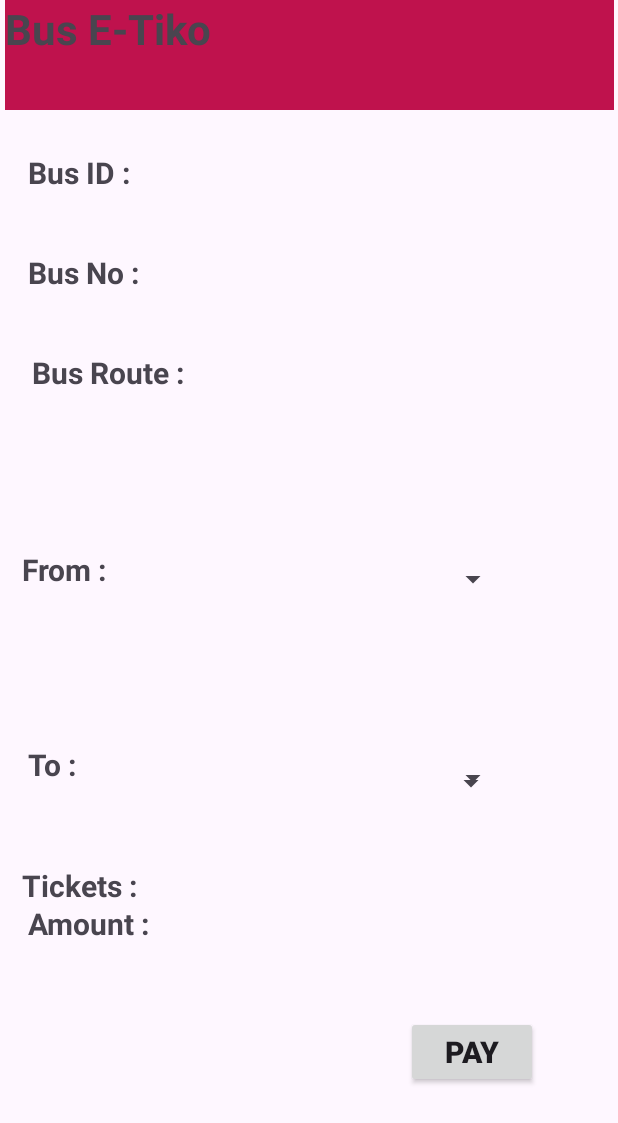
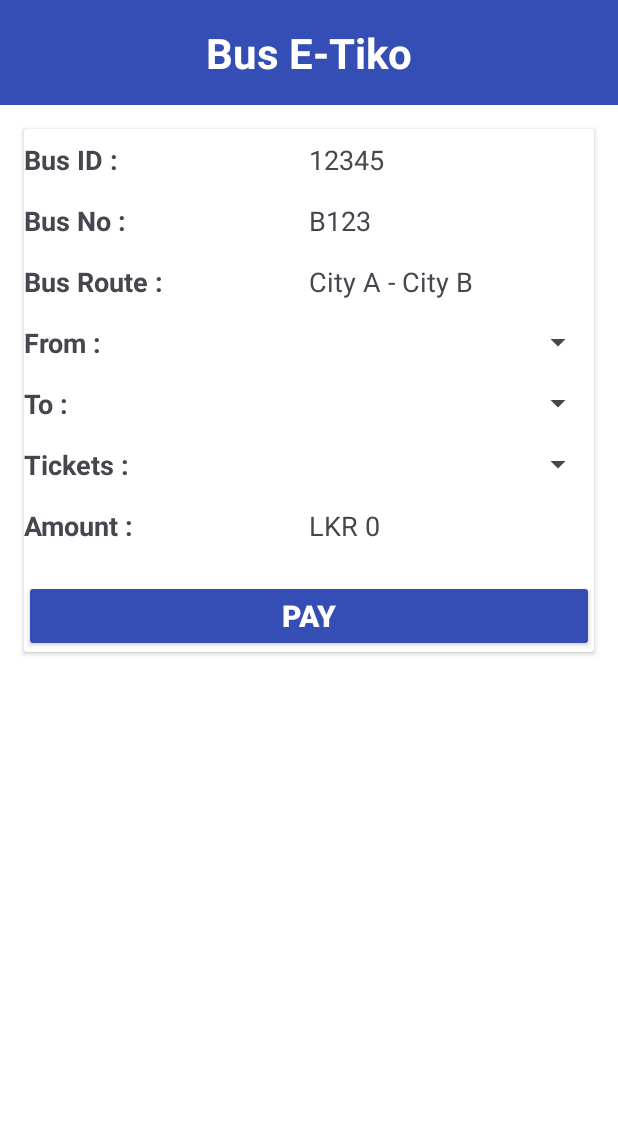
Before and after one commit to YunethWithanachchi/E-Ticket-System, an Android app: the TicketController screen opened directly, with no data from a screen before it, on a phone screen of 412 x 824 dp. Shown: the top 1123 px of the screen. Run offline under Robolectric (Android 15) with nearby library versions, the phone set to English and light mode, and no system bars.

Commit message:
before viva

```diff
--- a/app/src/main/java/com/example/busetiko/controller/WalletController.kt
+++ b/app/src/main/java/com/example/busetiko/controller/WalletController.kt
@@ -26,7 +26,7 @@ class WalletController :Activity() {
             finish()
             return
         }
-        val balance = db.getUserWalletBalance("U001")
+        val balance = db.getUserWalletBalance(userId)
         balanceTxt.text = balance.toString()
 
         findViewById<Button>(R.id.rechargeBtn).setOnClickListener{
--- a/app/src/main/res/layout/ticket.xml
+++ b/app/src/main/res/layout/ticket.xml
@@ -1,274 +1,228 @@
 <?xml version="1.0" encoding="utf-8"?>
-<androidx.constraintlayout.widget.ConstraintLayout xmlns:android="http://schemas.android.com/apk/res/android"
+<androidx.constraintlayout.widget.ConstraintLayout
+    xmlns:android="http://schemas.android.com/apk/res/android"
     xmlns:app="http://schemas.android.com/apk/res-auto"
     xmlns:tools="http://schemas.android.com/tools"
     android:layout_width="match_parent"
     android:layout_height="match_parent"
-    tools:context=".controller.TicketController"
-    tools:layout_editor_absoluteX="0dp"
-    tools:layout_editor_absoluteY="19dp">
+    android:background="#FFFFFF"
+    tools:context=".controller.TicketController">
 
-    <View
-        android:id="@+id/view"
-        android:layout_width="413dp"
-        android:layout_height="222dp"
-        android:layout_marginTop="3dp"
-        app:layout_constraintBottom_toBottomOf="parent"
+    <!-- Header -->
+    <TextView
+        android:id="@+id/headerTxt"
+        android:layout_width="0dp"
+        android:layout_height="wrap_content"
+        android:text="Bus E-Tiko"
+        android:textSize="28sp"
+        android:textStyle="bold"
+        android:textColor="#FFFFFF"
+        android:gravity="center"
+        android:background="#354eb5"
+        android:padding="16dp"
+        app:layout_constraintTop_toTopOf="parent"
+        app:layout_constraintStart_toStartOf="parent"
+        app:layout_constraintEnd_toEndOf="parent"/>
+
+    <!-- Ticket Details Card -->
+    <androidx.cardview.widget.CardView
+        android:id="@+id/ticketCard"
+        android:layout_width="0dp"
+        android:layout_height="wrap_content"
+        android:layout_margin="16dp"
+        android:elevation="8dp"
+        app:layout_constraintTop_toBottomOf="@id/headerTxt"
+        app:layout_constraintStart_toStartOf="parent"
         app:layout_constraintEnd_toEndOf="parent"
-        app:layout_constraintHorizontal_bias="0.0"
-        app:layout_constraintStart_toStartOf="parent"
-        app:layout_constraintTop_toBottomOf="@+id/view2"
-        app:layout_constraintVertical_bias="0.0" />
+        android:padding="16dp">
+
+        <LinearLayout
+            android:layout_width="match_parent"
+            android:layout_height="wrap_content"
+            android:orientation="vertical">
+
+            <!-- Bus ID -->
+            <LinearLayout
+                android:layout_width="match_parent"
+                android:layout_height="wrap_content"
+                android:orientation="horizontal"
+                android:paddingVertical="8dp">
+
+                <TextView
+                    android:id="@+id/busId"
+                    android:layout_width="0dp"
+                    android:layout_height="wrap_content"
+                    android:layout_weight="1"
+                    android:text="Bus ID :"
+                    android:textSize="18sp"
+                    android:textStyle="bold"/>
+
+                <TextView
+                    android:id="@+id/busIdTxt"
+                    android:layout_width="0dp"
+                    android:layout_height="wrap_content"
+                    android:layout_weight="1"
+                    android:text="12345"
+                    android:textSize="18sp"/>
+            </LinearLayout>
+
+            <!-- Bus No -->
+            <LinearLayout
+                android:layout_width="match_parent"
+                android:layout_height="wrap_content"
+                android:orientation="horizontal"
+                android:paddingVertical="8dp">
+
+                <TextView
+                    android:id="@+id/busNo"
+                    android:layout_width="0dp"
+                    android:layout_height="wrap_content"
+                    android:layout_weight="1"
+                    android:text="Bus No :"
+                    android:textSize="18sp"
+                    android:textStyle="bold"/>
+
+                <TextView
+                    android:id="@+id/busNoTxt"
+                    android:layout_width="0dp"
+                    android:layout_height="wrap_content"
+                    android:layout_weight="1"
+                    android:text="B123"
+                    android:textSize="18sp"/>
+            </LinearLayout>
+
+            <!-- Bus Route -->
+            <LinearLayout
+                android:layout_width="match_parent"
+                android:layout_height="wrap_content"
+                android:orientation="horizontal"
+                android:paddingVertical="8dp">
 
                 <TextView
                     android:id="@+id/busRoute"
-        android:layout_width="wrap_content"
+                    android:layout_width="0dp"
                     android:layout_height="wrap_content"
-        android:layout_marginStart="21dp"
-        android:layout_marginTop="158dp"
-        android:layout_marginBottom="36dp"
-        android:text="Bus Route : "
-        android:textSize="20dp"
-        android:textStyle="bold"
-        app:layout_constraintBottom_toBottomOf="@+id/view"
-        app:layout_constraintEnd_toEndOf="parent"
-        app:layout_constraintHorizontal_bias="0.0"
-        app:layout_constraintStart_toStartOf="@+id/view"
-        app:layout_constraintTop_toTopOf="@+id/view"
-        app:layout_constraintVertical_bias="0.444" />
-
-    <TextView
-        android:id="@+id/busNo"
-        android:layout_width="wrap_content"
-        android:layout_height="wrap_content"
-        android:layout_marginTop="91dp"
-        android:layout_marginBottom="103dp"
-        android:text="Bus No : "
-        android:textSize="20dp"
-        android:textStyle="bold"
-        app:layout_constraintBottom_toBottomOf="@+id/view"
-        app:layout_constraintEnd_toEndOf="parent"
-        app:layout_constraintHorizontal_bias="0.056"
-        app:layout_constraintStart_toStartOf="@+id/view"
-        app:layout_constraintTop_toTopOf="@+id/view"
-        app:layout_constraintVertical_bias="1.0" />
-
-    <TextView
-        android:id="@+id/busId"
-        android:layout_width="wrap_content"
-        android:layout_height="wrap_content"
-        android:layout_marginTop="24dp"
-        android:layout_marginEnd="43dp"
-        android:layout_marginBottom="170dp"
-        android:text="Bus ID : "
-        android:textSize="20dp"
-        android:textStyle="bold"
-        app:layout_constraintBottom_toBottomOf="@+id/view"
-        app:layout_constraintEnd_toEndOf="parent"
-        app:layout_constraintHorizontal_bias="0.062"
-        app:layout_constraintStart_toStartOf="parent"
-        app:layout_constraintTop_toTopOf="@+id/view"
-        app:layout_constraintVertical_bias="1.0" />
-
-    <TextView
-        android:id="@+id/busIdTxt"
-        android:layout_width="wrap_content"
-        android:layout_height="wrap_content"
-        android:layout_marginStart="122dp"
-        android:layout_marginTop="25dp"
-        android:layout_marginEnd="242dp"
-        android:layout_marginBottom="169dp"
-        android:textSize="20dp"
-        android:textStyle="bold"
-        app:layout_constraintBottom_toBottomOf="@+id/view"
-        app:layout_constraintEnd_toEndOf="@+id/view"
-        app:layout_constraintStart_toStartOf="@+id/view"
-        app:layout_constraintTop_toTopOf="@+id/view" />
-
-    <TextView
-        android:id="@+id/busNoTxt"
-        android:layout_width="200dp"
-        android:layout_height="40dp"
-        android:layout_marginStart="122dp"
-        android:layout_marginTop="83dp"
-        android:layout_marginEnd="242dp"
-        android:layout_marginBottom="111dp"
-        android:textSize="20dp"
-        android:textStyle="bold"
-        app:layout_constraintBottom_toBottomOf="@+id/view"
-        app:layout_constraintEnd_toEndOf="@+id/view"
-        app:layout_constraintHorizontal_bias="0.0"
-        app:layout_constraintStart_toStartOf="@+id/view"
-        app:layout_constraintTop_toTopOf="@+id/view"
-        app:layout_constraintVertical_bias="1.0" />
+                    android:layout_weight="1"
+                    android:text="Bus Route :"
+                    android:textSize="18sp"
+                    android:textStyle="bold"/>
 
                 <TextView
                     android:id="@+id/routeTxt"
-        android:layout_width="wrap_content"
+                    android:layout_width="0dp"
                     android:layout_height="wrap_content"
-        android:layout_marginStart="122dp"
-        android:layout_marginTop="157dp"
-        android:layout_marginEnd="242dp"
-        android:layout_marginBottom="37dp"
-        android:textSize="20dp"
-        android:textStyle="bold"
-        app:layout_constraintBottom_toBottomOf="@+id/view"
-        app:layout_constraintEnd_toEndOf="@+id/view"
-        app:layout_constraintStart_toStartOf="@+id/view"
-        app:layout_constraintTop_toTopOf="@+id/view" />
+                    android:layout_weight="1"
+                    android:text="City A - City B"
+                    android:textSize="18sp"/>
+            </LinearLayout>
+
+            <!-- From -->
+            <LinearLayout
+                android:layout_width="match_parent"
+                android:layout_height="wrap_content"
+                android:orientation="horizontal"
+                android:paddingVertical="8dp">
 
                 <TextView
                     android:id="@+id/from"
-        android:layout_width="wrap_content"
+                    android:layout_width="0dp"
                     android:layout_height="wrap_content"
-        android:layout_marginTop="67dp"
-        android:text="From : "
-        android:textSize="20dp"
-        android:textStyle="bold"
-        app:layout_constraintBottom_toBottomOf="parent"
-        app:layout_constraintEnd_toEndOf="parent"
-        app:layout_constraintHorizontal_bias="0.042"
-        app:layout_constraintStart_toStartOf="parent"
-        app:layout_constraintTop_toBottomOf="@+id/view"
-        app:layout_constraintVertical_bias="0.0" />
+                    android:layout_weight="1"
+                    android:text="From :"
+                    android:textSize="18sp"
+                    android:textStyle="bold"/>
+
+                <Spinner
+                    android:id="@+id/fromSpinner"
+                    android:layout_width="0dp"
+                    android:layout_height="wrap_content"
+                    android:layout_weight="1"/>
+            </LinearLayout>
+
+            <!-- To -->
+            <LinearLayout
+                android:layout_width="match_parent"
+                android:layout_height="wrap_content"
+                android:orientation="horizontal"
+                android:paddingVertical="8dp">
 
                 <TextView
                     android:id="@+id/to"
-        android:layout_width="wrap_content"
+                    android:layout_width="0dp"
                     android:layout_height="wrap_content"
-        android:layout_marginTop="131dp"
-        android:layout_marginBottom="292dp"
-        android:text="To : "
-        android:textSize="20dp"
-        android:textStyle="bold"
-        app:layout_constraintBottom_toBottomOf="parent"
-        app:layout_constraintEnd_toEndOf="parent"
-        app:layout_constraintHorizontal_bias="0.049"
-        app:layout_constraintStart_toStartOf="parent"
-        app:layout_constraintTop_toBottomOf="@+id/view"
-        app:layout_constraintVertical_bias="0.888" />
+                    android:layout_weight="1"
+                    android:text="To :"
+                    android:textSize="18sp"
+                    android:textStyle="bold"/>
+
+                <Spinner
+                    android:id="@+id/toSpinner"
+                    android:layout_width="0dp"
+                    android:layout_height="wrap_content"
+                    android:layout_weight="1"/>
+            </LinearLayout>
+
+            <!-- Tickets -->
+            <LinearLayout
+                android:layout_width="match_parent"
+                android:layout_height="wrap_content"
+                android:orientation="horizontal"
+                android:paddingVertical="8dp">
 
                 <TextView
                     android:id="@+id/tickets"
-        android:layout_width="wrap_content"
+                    android:layout_width="0dp"
                     android:layout_height="wrap_content"
-        android:layout_marginTop="203dp"
-        android:layout_marginBottom="220dp"
-        android:text="Tickets : "
-        android:textSize="20dp"
-        android:textStyle="bold"
-        app:layout_constraintBottom_toBottomOf="parent"
-        app:layout_constraintEnd_toEndOf="parent"
-        app:layout_constraintHorizontal_bias="0.045"
-        app:layout_constraintStart_toStartOf="parent"
-        app:layout_constraintTop_toBottomOf="@+id/view"
-        app:layout_constraintVertical_bias="1.0" />
+                    android:layout_weight="1"
+                    android:text="Tickets :"
+                    android:textSize="18sp"
+                    android:textStyle="bold"/>
+
+                <Spinner
+                    android:id="@+id/ticketSpinner"
+                    android:layout_width="0dp"
+                    android:layout_height="wrap_content"
+                    android:layout_weight="1"/>
+            </LinearLayout>
+
+            <!-- Amount -->
+            <LinearLayout
+                android:layout_width="match_parent"
+                android:layout_height="wrap_content"
+                android:orientation="horizontal"
+                android:paddingVertical="8dp">
 
                 <TextView
                     android:id="@+id/amount"
-        android:layout_width="91dp"
-        android:layout_height="36dp"
-        android:layout_marginTop="257dp"
-        android:layout_marginBottom="140dp"
-        android:text="Amount : "
-        android:textSize="20dp"
-        android:textStyle="bold"
-        app:layout_constraintBottom_toBottomOf="parent"
-        app:layout_constraintEnd_toEndOf="parent"
-        app:layout_constraintHorizontal_bias="0.059"
-        app:layout_constraintStart_toStartOf="parent"
-        app:layout_constraintTop_toBottomOf="@+id/view" />
+                    android:layout_width="0dp"
+                    android:layout_height="wrap_content"
+                    android:layout_weight="1"
+                    android:text="Amount :"
+                    android:textSize="18sp"
+                    android:textStyle="bold"/>
 
                 <TextView
                     android:id="@+id/amountTxt"
-        android:layout_width="96dp"
-        android:layout_height="33dp"
-        android:layout_marginStart="36dp"
-        android:layout_marginTop="39dp"
-        android:textSize="20dp"
-        android:textStyle="bold"
-        app:layout_constraintBottom_toBottomOf="parent"
-        app:layout_constraintEnd_toEndOf="parent"
-        app:layout_constraintHorizontal_bias="0.005"
-        app:layout_constraintStart_toEndOf="@+id/amount"
-        app:layout_constraintTop_toBottomOf="@+id/ticketSpinner"
-        app:layout_constraintVertical_bias="0.0" />
+                    android:layout_width="0dp"
+                    android:layout_height="wrap_content"
+                    android:layout_weight="1"
+                    android:text="LKR 0"
+                    android:textSize="18sp"/>
+            </LinearLayout>
 
-    <Spinner
-        android:id="@+id/fromSpinner"
-        android:layout_width="192dp"
-        android:layout_height="34dp"
-        android:layout_marginTop="52dp"
-        android:layout_marginBottom="356dp"
-        app:layout_constraintBottom_toBottomOf="parent"
-        app:layout_constraintEnd_toEndOf="parent"
-        app:layout_constraintHorizontal_bias="0.496"
-        app:layout_constraintStart_toEndOf="@+id/from"
-        app:layout_constraintTop_toBottomOf="@+id/view"
-        app:layout_constraintVertical_bias="0.222" />
-
-    <Spinner
-        android:id="@+id/toSpinner"
-        android:layout_width="192dp"
-        android:layout_height="34dp"
-        android:layout_marginTop="112dp"
-        android:layout_marginBottom="288dp"
-        app:layout_constraintBottom_toBottomOf="parent"
-        app:layout_constraintEnd_toEndOf="parent"
-        app:layout_constraintHorizontal_bias="0.558"
-        app:layout_constraintStart_toEndOf="@+id/to"
-        app:layout_constraintTop_toBottomOf="@+id/view"
-        app:layout_constraintVertical_bias="1.0" />
-
-    <Spinner
-        android:id="@+id/ticketSpinner"
-        android:layout_width="192dp"
-        android:layout_height="34dp"
-        android:layout_marginTop="188dp"
-        android:layout_marginBottom="220dp"
-        app:layout_constraintBottom_toBottomOf="parent"
-        app:layout_constraintEnd_toEndOf="parent"
-        app:layout_constraintHorizontal_bias="0.404"
-        app:layout_constraintStart_toEndOf="@+id/tickets"
-        app:layout_constraintTop_toBottomOf="@+id/view"
-        app:layout_constraintVertical_bias="0.222" />
-
+            <!-- Pay Button -->
             <Button
                 android:id="@+id/payBtn"
-        android:layout_width="wrap_content"
+                android:layout_width="match_parent"
                 android:layout_height="wrap_content"
-        android:layout_marginStart="269dp"
-        android:layout_marginTop="337dp"
-        android:layout_marginEnd="52dp"
-        android:layout_marginBottom="58dp"
-        android:text="@string/pay"
-        android:textSize="20dp"
+                android:layout_marginTop="16dp"
+                android:text="Pay"
+                android:textSize="20sp"
                 android:textStyle="bold"
-        app:layout_constraintBottom_toBottomOf="parent"
-        app:layout_constraintEnd_toEndOf="parent"
-        app:layout_constraintStart_toStartOf="parent"
-        app:layout_constraintTop_toBottomOf="@+id/view" />
+                android:backgroundTint="#354eb5"
+                android:textColor="#FFFFFF"/>
 
-    <View
-        android:id="@+id/view2"
-        android:layout_width="407dp"
-        android:layout_height="73dp"
-        app:layout_constraintEnd_toEndOf="parent"
-        app:layout_constraintStart_toStartOf="parent"
-        app:layout_constraintTop_toTopOf="parent" />
-
-    <TextView
-        android:id="@+id/headerTxt"
-        android:layout_width="406dp"
-        android:layout_height="73dp"
-        android:layout_marginBottom="3dp"
-        android:background="#BF124D"
-        android:text="Bus E-Tiko"
-        android:textSize="28dp"
-        android:textStyle="bold"
-        app:layout_constraintBottom_toTopOf="@+id/view"
-        app:layout_constraintEnd_toEndOf="parent"
-        app:layout_constraintStart_toStartOf="parent"
-        app:layout_constraintTop_toTopOf="parent" />
+        </LinearLayout>
+    </androidx.cardview.widget.CardView>
 
 </androidx.constraintlayout.widget.ConstraintLayout>
```
Also changed, not shown: app/src/main/java/com/example/busetiko/controller/TicketController.kt (+7 -5 lines), app/src/main/res/layout/activity_main.xml (+5 -3 lines), app/src/main/res/layout/profile.xml (+111 -100 lines), app/src/main/res/layout/wallet.xml (+41 -46 lines). Lines whose indentation alone changed are shown as unchanged.
